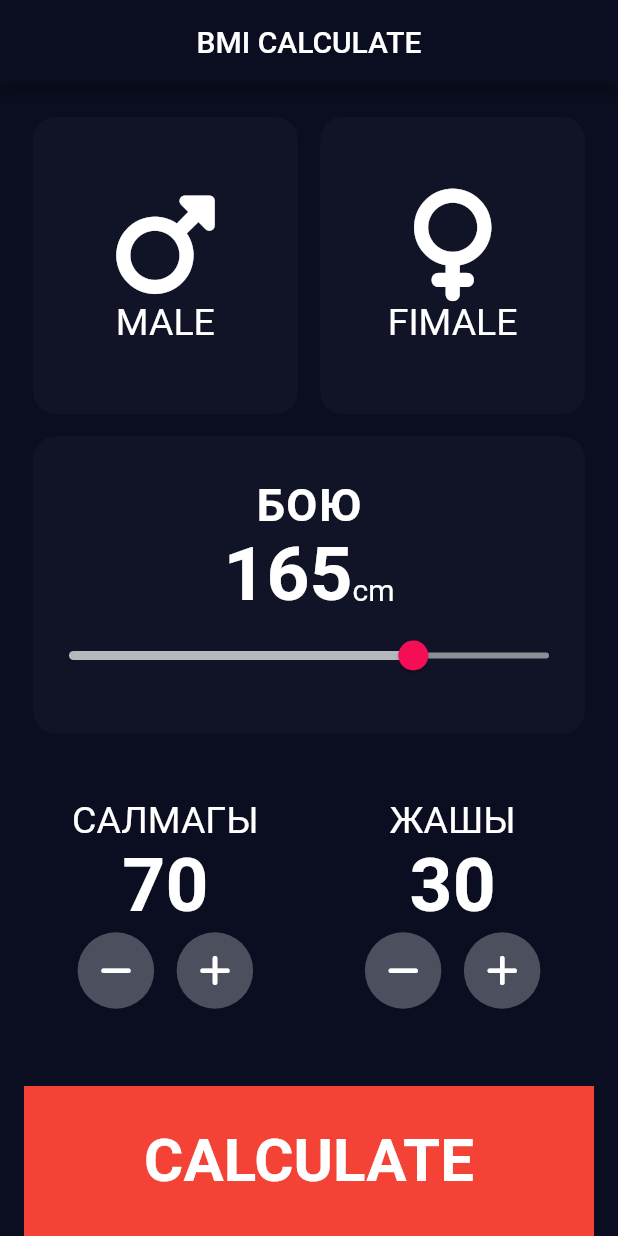
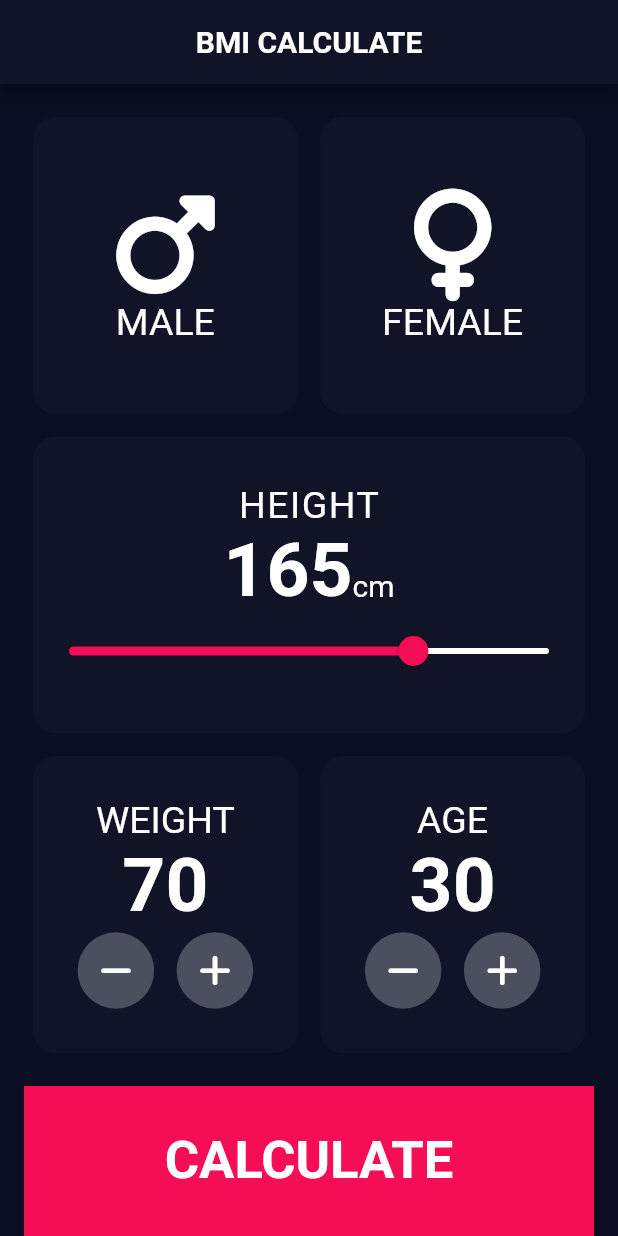
Before and after one commit to BekKaraev/BMI_App, a Flutter app: the screen it shows after launch, on a phone screen of 412 x 824 dp. Run offline on Flutter 3.47's test engine with Material 2 defaults, Android fonts, the phone set to English and light mode, and no system bars; our stand-ins replace font_awesome_flutter, get.

Commit message:
BMI App all Refactoring

```diff
--- a/lib/bmi_page.dart
+++ /dev/null
@@ -1,188 +0,0 @@
-import 'dart:html';
-import 'dart:ui';
-
-import 'package:bmiapp/widgets/bmi_brain.dart';
-import 'package:bmiapp/widgets/button_calculate.dart';
-import 'package:bmiapp/widgets/gender_widget.dart';
-import 'package:bmiapp/widgets/resultat_page.dart';
-import 'package:bmiapp/widgets/weight_widget.dart';
-import 'package:flutter/material.dart';
-import 'package:font_awesome_flutter/font_awesome_flutter.dart';
-
-import 'widgets/custum_widget.dart';
-
-enum Gender {
-  Male,
-  Female,
-  None,
-}
-enum Toyota { Rav4, LandCruiser, window }
-
-class BmiPage extends StatefulWidget {
-  const BmiPage({Key key}) : super(key: key);
-
-  @override
-  _BmiPageState createState() => _BmiPageState();
-}
-
-class _BmiPageState extends State<BmiPage> {
-  double slidervalue = 165;
-  int _weight = 70;
-  int _age = 30;
-  Color _activeTus =  Color.fromARGB(255, 130, 131, 151);
-  Color _inactiveTus =  Color(0xff111327);
-
-  Gender _gender = Gender.None;
-
-  @override
-  Widget build(BuildContext context) {
-    return Scaffold(
-      backgroundColor: const Color(0xff0A0E20),
-      appBar: AppBar(
-        backgroundColor: const Color(0xff0A0E20),
-        title: const Text('BMI CALCULATE'),
-        centerTitle: true,
-      ),
-      body: Padding(
-        padding: const EdgeInsets.all(22.0),
-        child: Column(
-          children: [
-            Expanded(
-              child: Row(
-                children: [
-                  CustumWidget(
-                    onTap: () {
-                      setState(() {
-                        _gender = Gender.Male;
-                      });
-                    },
-                    color: _gender == Gender.Male ? _activeTus : _inactiveTus,
-                    widget: const GenderWidget(
-                        icons: FontAwesomeIcons.mars, soz: 'male'),
-                  ),
-                  const SizedBox(
-                    height: 15,
-                    width: 15,
-                  ),
-                  CustumWidget(
-                    onTap: () {
-                      setState(() {
-                        _gender = Gender.Female;
-                      });
-                    },
-                    color: _gender == Gender.Female ? _activeTus : _inactiveTus,
-                    widget: const GenderWidget(
-                        icons: FontAwesomeIcons.venus, soz: 'fimale'),
-                  )
-                ],
-              ),
-            ),
-            const SizedBox(
-              height: 15.0,
-            ),
-            Expanded(
-              child: Container(
-                decoration: BoxDecoration(
-                    color: const Color(0xff111327),
-                    borderRadius: BorderRadius.circular(15.0)),
-                child: Column(
-                  mainAxisAlignment: MainAxisAlignment.center,
-                  children: [
-                    Text(
-                      'БОЮ'.toUpperCase(),
-                      style: const TextStyle(
-                          fontSize: 30.0,
-                          letterSpacing: 1.0,
-                          fontWeight: FontWeight.bold),
-                    ),
-                    Row(
-                      mainAxisAlignment: MainAxisAlignment.center,
-                      crossAxisAlignment: CrossAxisAlignment.baseline,
-                      textBaseline: TextBaseline.alphabetic,
-                      children: [
-                        Text(
-                          slidervalue.toStringAsFixed(0),
-                          style: const TextStyle(
-                              fontSize: 50.0, fontWeight: FontWeight.bold),
-                        ),
-                        const Text(
-                          'cm',
-                          style: TextStyle(fontSize: 20.0),
-                        )
-                      ],
-                    ),
-                    Slider(
-                        activeColor: const Color(0xffB7B8BE),
-                        inactiveColor: const Color(0xff8D8E97),
-                        thumbColor: const Color(0xffF50D56),
-                        value: slidervalue,
-                        max: 230,
-                        onChanged: (double value) {
-                          setState(() {
-                            slidervalue = value;
-                          });
-                        })
-                  ],
-                ),
-              ),
-            ),
-            const SizedBox(
-              height: 15.0,
-            ),
-            Expanded(
-              child: Row(
-                children: [
-                  CustumWidget(
-                    widget: WeightageWidget(
-                        minus: () {
-                          setState(() {
-                            _weight--;
-                          });
-                        },
-                        plus: (){
-                          setState(() {
-                            _weight++;
-                          });
-                        },
-                        sozduk: 'САЛМАГЫ',
-                        nomer: _weight.toString()),
-                  ),
-                  const SizedBox(
-                    width: 15,
-                  ),
-                  CustumWidget(
-                    widget: WeightageWidget(
-                      minus: () {
-                          setState(() {
-                            _age--;
-                          });
-                        },
-                        plus: (){
-                          setState(() {
-                            _age++;
-                          });
-                        },
-                      sozduk: 'ЖАШЫ',
-                      nomer: _age.toString(),
-                    ),
-                  )
-                ],
-              ),
-            ),
-          ],
-        ),
-      ),
-      bottomNavigationBar:
-       ButtonWidget(text: 'calculate',onPressed: (){
-        Navigator.push(
-          context,MaterialPageRoute(
-            builder: (context) => ResultatPage(
-              bmiresult: bmiBrain.calculateBrain(_weight, _age),
-              ),
-              ),
-              );
-      },
-      ),
-    );
-  }
-}
--- /dev/null
+++ b/lib/constants/colors/app_color.dart
@@ -0,0 +1,8 @@
+import 'package:flutter/cupertino.dart';
+import 'package:flutter/material.dart';
+
+class AppColors {
+  static Color slidercolor =const Color(0xffF50D56);
+  static Color buttonColor =const Color(0xffF50D56);
+  static Color textColor =const Color.fromARGB(255, 36, 222, 12);
+}
--- /dev/null
+++ b/lib/constants/text_styles/app_textStyles.dart
@@ -0,0 +1,8 @@
+import 'package:flutter/material.dart';
+
+class AppTextStyle {
+  static const apptext = TextStyle(
+      fontSize: 25.0, fontWeight: FontWeight.bold, color: Colors.green);
+  static const appBartext =
+      TextStyle(fontSize: 20.0, fontWeight: FontWeight.bold);
+}
--- /dev/null
+++ b/lib/data/repos/bmi_repo.dart
@@ -0,0 +1,15 @@
+import 'package:bmiapp/data/services/bmi_services.dart';
+
+class BmiRepo{
+  static double calculateBrain(int _weight, int _height) {
+    return BmiServices.calculateBrain(_weight, _height);
+  }
+
+  static String getResult(double _bmi) {
+    return BmiServices.getResult(_bmi);
+  }
+
+  static String getInterpretation(double _bmi) {
+    return BmiServices.getInterpretation(_bmi);
+  }
+}
--- /dev/null
+++ b/lib/get_x_controller/main_bmi_controller.dart
@@ -0,0 +1,49 @@
+import 'package:bmiapp/pages/bmi_page.dart';
+import 'package:flutter/material.dart';
+import 'package:get/get.dart';
+
+class MainBmiController extends GetxController {
+  RxDouble _sliderValue = 165.0.obs;
+  RxInt _weight = 70.obs;
+  RxInt _age = 30.obs;
+  // get - getter - jon ele alip kel
+  // set - setter  - ozgoruunu alip kel
+
+  RxDouble get getSliderValue => _sliderValue;
+  set setSliderValue(double value) {
+    _sliderValue.value = value;
+  }
+
+  RxInt get getWeight => _weight;
+  set setWeight(int value) {
+    _weight.value = value;
+    ;
+  }
+
+  RxInt get getage => _age;
+  set setAge(int value) {
+    _age.value = value;
+  }
+  Rx<Color> activeTus =const Color.fromARGB(255, 130, 131, 151).obs;
+  Rx<Color> inactiveTus =const Color(0xff111327).obs;
+  Rx<Gender> gender = Gender.none.obs;
+  void chooseGender(Gender choice) {
+    gender.value = choice;
+  }
+
+  void incrementWeight() {
+    _weight++;
+  }
+
+  void decrementWeight() {
+    _weight--;
+  }
+
+  void incrementAge() {
+    _age++;
+  }
+
+  void decrementAge() {
+    _age--;
+  }
+}
--- a/lib/main.dart
+++ b/lib/main.dart
@@ -1,4 +1,4 @@
-import 'package:bmiapp/bmi_page.dart';
+import 'package:bmiapp/pages/bmi_page.dart';
 import 'package:flutter/material.dart';
 
 void main() {
@@ -21,7 +21,7 @@ class MyApp extends StatelessWidget {
         ),
          scaffoldBackgroundColor: const Color(0xff0A0E20),
       ),
-      home:const BmiPage()
+      home: BmiPage()
     );
   }
 }
--- /dev/null
+++ b/lib/pages/bmi_page.dart
@@ -0,0 +1,132 @@
+import 'package:bmiapp/constants/text_styles/app_textStyles.dart';
+import 'package:bmiapp/data/repos/bmi_repo.dart';
+import 'package:bmiapp/get_x_controller/main_bmi_controller.dart';
+import 'package:bmiapp/widgets/button_calculate.dart';
+import 'package:bmiapp/widgets/custum_widget.dart';
+import 'package:bmiapp/widgets/gender_widget.dart';
+import 'package:bmiapp/widgets/heght_widget.dart';
+import 'package:bmiapp/pages/resultat_page.dart';
+import 'package:bmiapp/widgets/weight_widget.dart';
+import 'package:flutter/material.dart';
+import 'package:font_awesome_flutter/font_awesome_flutter.dart';
+import 'package:get/get.dart';
+
+enum Gender {
+  male,
+  female,
+  none,
+}
+
+class BmiPage extends StatelessWidget {
+  final MainBmiController _mainBmiController = Get.put(MainBmiController());
+
+  @override
+  Widget build(BuildContext context) {
+    return Scaffold(
+      appBar: AppBar(
+        title: const Text('BMI CALCULATE', style: AppTextStyle.appBartext),
+      ),
+      body: Padding(
+        padding: const EdgeInsets.all(22.0),
+        child: Column(
+          children: [
+            Expanded(
+              child: Row(
+                children: [
+                  Obx(() => CustumWidget(
+                        onTap: () {
+                          _mainBmiController.chooseGender(Gender.male);
+                        },
+                        color: _mainBmiController.gender.value == Gender.male
+                            ? _mainBmiController.activeTus.value
+                            : _mainBmiController.inactiveTus.value,
+                        widget: const GenderWidget(
+                            icons: FontAwesomeIcons.mars, soz: 'male'),
+                      )),
+                  const SizedBox(
+                    width: 15.0,
+                  ),
+                  Obx(() => CustumWidget(
+                        onTap: () {
+                          _mainBmiController.chooseGender(Gender.female);
+                        },
+                        color: _mainBmiController.gender.value == Gender.female
+                            ? _mainBmiController.activeTus.value
+                            : _mainBmiController.inactiveTus.value,
+                        widget: const GenderWidget(
+                            icons: FontAwesomeIcons.venus, soz: 'female'),
+                      )),
+                ],
+              ),
+            ),
+            const SizedBox(
+              height: 15.0,
+            ),
+            CustumWidget(
+              widget: Obx(() => HeightWidget(
+                  onPressed: (double ozgorgonData) =>
+                      _mainBmiController.setSliderValue = ozgorgonData,
+                  sliderValueText:
+                      _mainBmiController.getSliderValue.value.toInt())),
+            ),
+            const SizedBox(
+              height: 15.0,
+            ),
+            Expanded(
+              child: Row(
+                children: [
+                  CustumWidget(
+                    color: _mainBmiController.inactiveTus.value,
+                    widget: Obx(
+                      () => WeightageWidget(
+                        minus: () {
+                          _mainBmiController.decrementWeight();
+                        },
+                        plus: () {
+                          _mainBmiController.incrementWeight();
+                        },
+                        sozduk: 'weight',
+                        nomer: _mainBmiController.getWeight.value.toString(),
+                      ),
+                    ),
+                  ),
+                  const SizedBox(
+                    width: 15.0,
+                  ),
+                  CustumWidget(
+                    color: _mainBmiController.inactiveTus.value,
+                    widget: Obx(() => WeightageWidget(
+                          minus: (() {
+                            _mainBmiController.decrementAge();
+                          }),
+                          plus: (() {
+                            _mainBmiController.incrementAge();
+                          }),
+                          sozduk: 'age',
+                          nomer: _mainBmiController.getage.value.toString(),
+                        )),
+                  ),
+                ],
+              ),
+            ),
+          ],
+        ),
+      ),
+      bottomNavigationBar: ButtonWidget(
+          text: 'Calculate',
+          onPressed: () {
+            Navigator.push(
+              context,
+              MaterialPageRoute(
+                builder: ((context) => ResultatPage(
+                      bmiresult: BmiRepo.calculateBrain(
+                        _mainBmiController.getWeight.value,
+                        _mainBmiController.getSliderValue.value.toInt(),
+                      ),
+                    )),
+              ),
+            );
+          }),
+    );
+  }
+}
--- a/lib/widgets/button_calculate.dart
+++ b/lib/widgets/button_calculate.dart
@@ -1,21 +1,25 @@
+import 'package:bmiapp/constants/colors/app_color.dart';
 import 'package:flutter/material.dart';
 
 class ButtonWidget extends StatelessWidget {
-  const ButtonWidget({Key key,this.text,this.onPressed}) : super(key: key);
+  const ButtonWidget({Key key, this.text, this.onPressed}) : super(key: key);
   final String text;
   final VoidCallback onPressed;
   @override
   Widget build(BuildContext context) {
     return MaterialButton(
-      onPressed:onPressed,
-      child: Container(
-        height: 100.0,
-        color: Colors.red,
-        child: Center(
-          child: Text(
-            text.toUpperCase(),
-            style: const TextStyle(fontSize: 40.0, fontWeight: FontWeight.bold),
+      onPressed: onPressed,
+      child: Expanded(
+        child: Container(
+          height: 100.0,
+          color: AppColors.buttonColor,
+          child: Center(
+            child: Text(
+              text.toUpperCase(),
+              style: const TextStyle(fontSize: 35.0, fontWeight: FontWeight.bold),
+            ),
           ),
+
         ),
       ),
     );
--- /dev/null
+++ b/lib/widgets/heght_widget.dart
@@ -0,0 +1,57 @@
+import 'package:bmiapp/constants/colors/app_color.dart';
+import 'package:flutter/material.dart';
+
+class HeightWidget extends StatelessWidget {
+  const HeightWidget({Key key, this.onPressed, this.sliderValueText})
+      : super(key: key);
+  final Function(double value) onPressed;
+  final int sliderValueText;
+
+  @override
+  Widget build(BuildContext context) {
+    return Expanded(
+      child: Container(
+        decoration: BoxDecoration(
+            color: const Color(0xff111327),
+            borderRadius: BorderRadius.circular(15.0)),
+        child: Column(
+          mainAxisAlignment: MainAxisAlignment.center,
+          children: [
+            Text(
+              'Height'.toUpperCase(),
+              style: const TextStyle(fontSize: 25.0, letterSpacing: 1.0),
+            ),
+            Row(
+              mainAxisAlignment: MainAxisAlignment.center,
+              crossAxisAlignment: CrossAxisAlignment.baseline,
+              textBaseline: TextBaseline.alphabetic,
+              children: [
+                Text(
+                  sliderValueText.toString(),
+                  style: const TextStyle(
+                      fontSize: 50.0, fontWeight: FontWeight.bold),
+                ),
+                const Text(
+                  'cm',
+                  style: TextStyle(fontSize: 20.0),
+                ),
+              ],
+            ),
+            SliderTheme(
+              data: SliderTheme.of(context).copyWith(
+                  activeTrackColor: AppColors.slidercolor,
+                  inactiveTrackColor: Colors.white,
+                  thumbColor:AppColors.slidercolor ,
+                  overlayColor: Colors.blue),
+              child: Slider(
+                value: sliderValueText.toDouble(),
+                max: 230,
+                onChanged: onPressed,
+              ),
+            ),
+          ],
+        ),
+      ),
+    );
+  }
+}
--- a/pubspec.yaml
+++ b/pubspec.yaml
@@ -35,6 +35,7 @@ dependencies:
   # Use with the CupertinoIcons class for iOS style icons.
   cupertino_icons: ^1.0.2
   font_awesome_flutter: ^10.1.0
+  get: ^4.6.5
 
 dev_dependencies:
   flutter_test:
```
Also changed, not shown: lib/data/services/bmi_services.dart (added, +29 -0 lines), lib/get_x_controller/result_controller.dart (added, +32 -0 lines), lib/pages/resultat_page.dart (renamed from lib/widgets/resultat_page.dart, +10 -13 lines), lib/widgets/bmi_brain.dart (deleted, +0 -36 lines), pubspec.lock, 1 other file.
